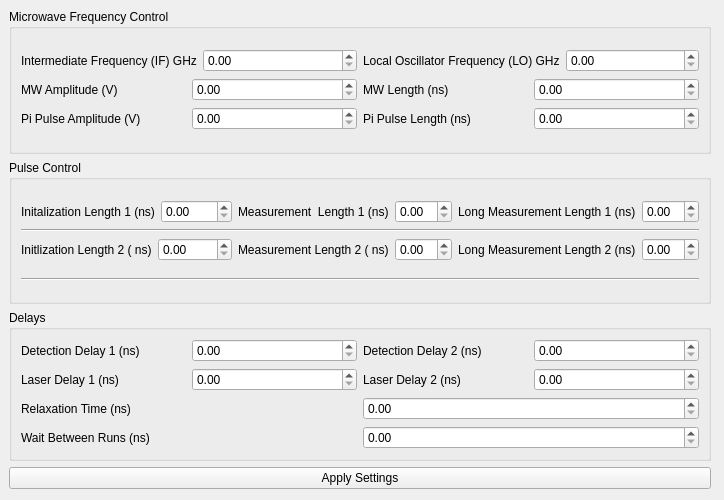
Old version of the form src/qudi/gui/opx_poimanager/opx_controller.ui in the repository W-Fairbairn/MontanaConfocalAttocube.
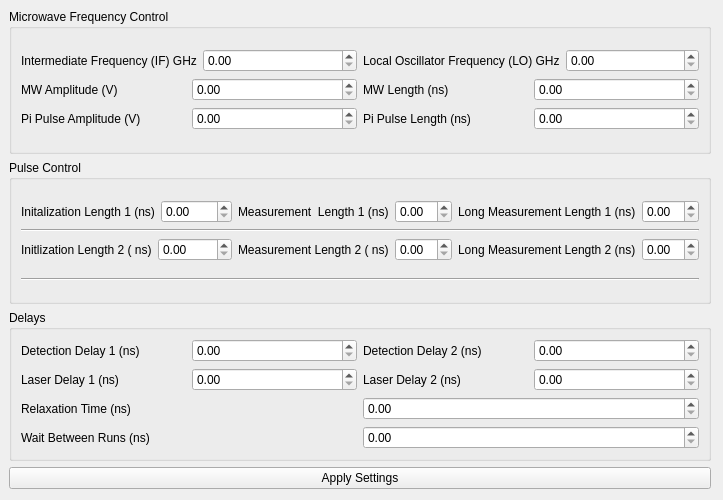
New version of the form.

Patch:
```diff
--- a/src/qudi/gui/opx_poimanager/opx_controller.ui
+++ b/src/qudi/gui/opx_poimanager/opx_controller.ui
@@ -6,7 +6,7 @@
    <rect>
     <x>0</x>
     <y>0</y>
-    <width>724</width>
+    <width>723</width>
     <height>500</height>
    </rect>
   </property>
```
